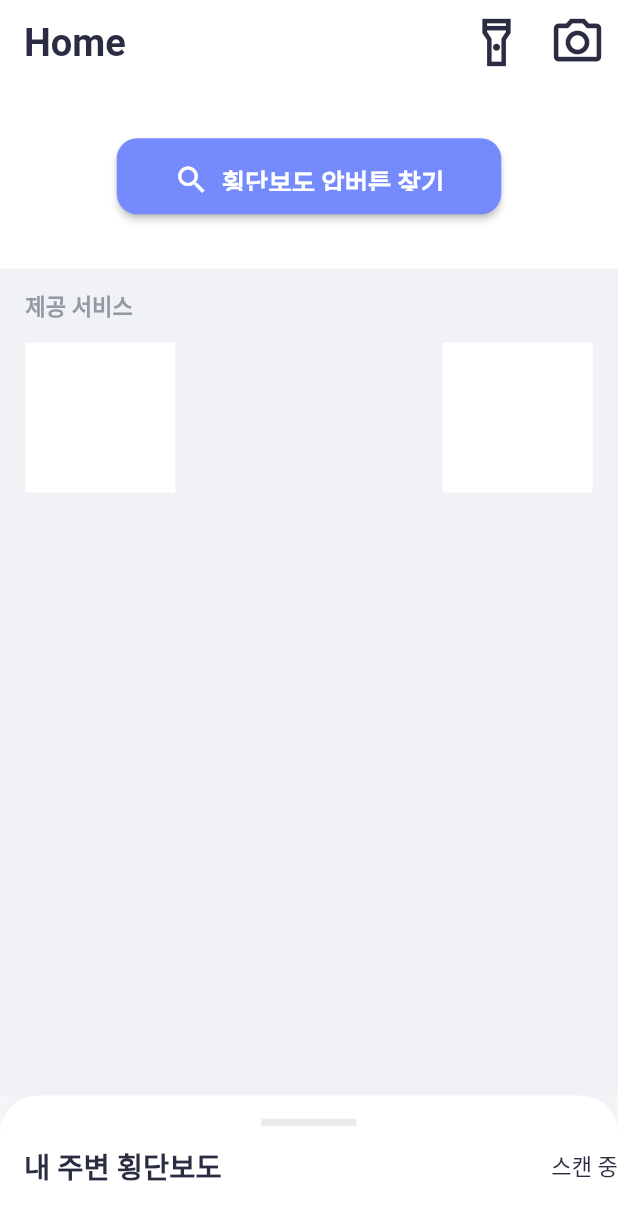
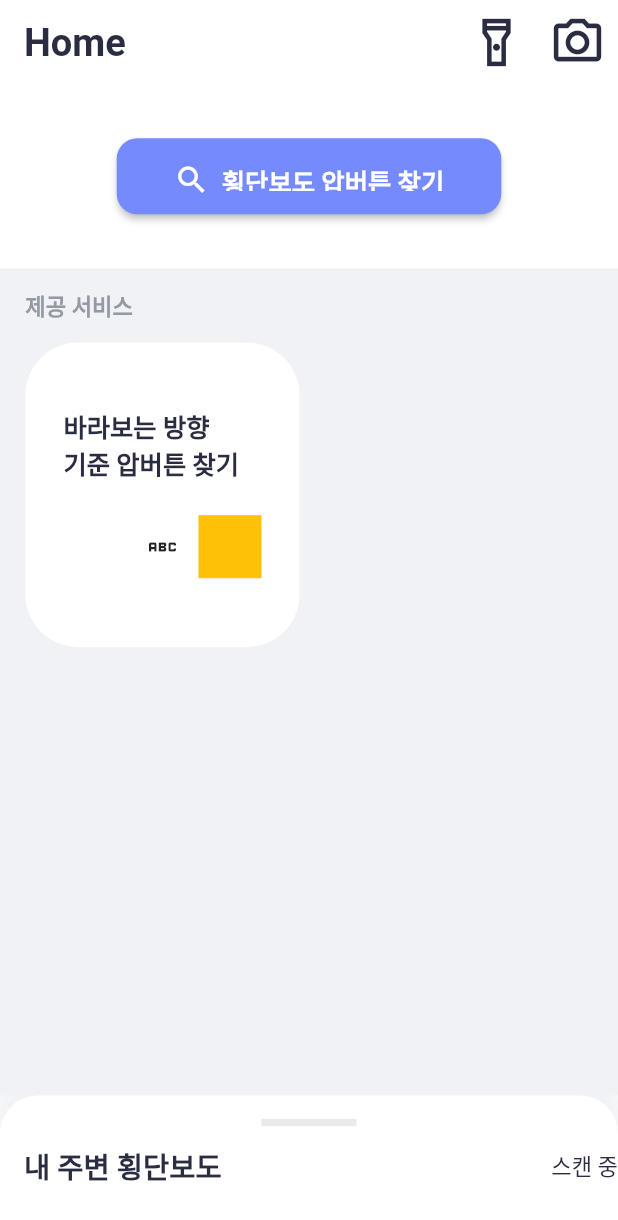
Before and after one commit to hanmango-o/safelight, a Flutter app: the screen it shows after launch, on a phone screen of 412 x 824 dp. Shown: the top 1220 px of the screen. Run offline on Flutter 3.47's test engine with Material 2 defaults, Android fonts, the phone set to English and light mode, and no system bars; our stand-ins replace flutter_blue, flutter_screenutil, flutter_tts, get.

Commit message:
add : create RoundedButton
RoundedButton Widget을 생성함
v0.1.0 | 한영찬(hanmango-o) | hanmango.o@gmail.com

```diff
--- a/lib/asset/static/size_theme.dart
+++ b/lib/asset/static/size_theme.dart
@@ -8,4 +8,8 @@ class SizeTheme {
   static final h_sm = 14.h;
   static final h_md = 16.h;
   static final h_lg = 22.h;
+
+  static final r_sm = 16.r;
+  static final r_md = 26.r;
+  static final r_lg = 36.r;
 }
--- a/lib/ui/view/home_view.dart
+++ b/lib/ui/view/home_view.dart
@@ -7,6 +7,7 @@ import 'package:safelight/asset/static/color_theme.dart';
 import 'package:safelight/asset/static/size_theme.dart';
 import 'package:safelight/ui/frame/board_frame.dart';
 import 'package:safelight/ui/view/pressed_btn_view.dart';
+import 'package:safelight/ui/widget/rounded_button.dart';
 
 class HomeView extends StatefulWidget {
   const HomeView({Key? key}) : super(key: key);
@@ -33,7 +34,7 @@ class _HomeViewState extends State<HomeView> {
         height: value ? 620.h : 96.h,
         decoration: BoxDecoration(
           borderRadius: BorderRadius.vertical(
-            top: Radius.circular(26.r),
+            top: Radius.circular(SizeTheme.r_md),
           ),
           boxShadow: [
             BoxShadow(
@@ -151,15 +152,20 @@ class _HomeViewState extends State<HomeView> {
                     Row(
                       mainAxisAlignment: MainAxisAlignment.spaceBetween,
                       children: [
-                        Container(
-                          width: 100,
-                          height: 100,
-                          color: Colors.white,
-                        ),
-                        Container(
-                          width: 100,
-                          height: 100,
-                          color: Colors.white,
+                        RoundedButton(
+                          onTap: () => null,
+                          title: '바라보는 방향\n기준 압버튼 찾기',
+                          actions: [
+                            IconButton(
+                              onPressed: () => null,
+                              icon: Icon(Icons.abc),
+                            ),
+                            Container(
+                              width: 42,
+                              height: 42,
+                              color: Colors.amber,
+                            )
+                          ],
                         ),
                       ],
                     )
--- /dev/null
+++ b/lib/ui/widget/rounded_button.dart
@@ -0,0 +1,58 @@
+import 'package:flutter/material.dart';
+import 'package:flutter_screenutil/flutter_screenutil.dart';
+import 'package:safelight/asset/static/size_theme.dart';
+
+class RoundedButton extends StatelessWidget {
+  final Function onTap;
+  final Color? backgroundColor;
+  final EdgeInsets? padding;
+  final String title;
+  final List<Widget>? actions;
+
+  const RoundedButton({
+    Key? key,
+    required this.onTap,
+    required this.title,
+    this.backgroundColor,
+    this.padding,
+    this.actions = const <Widget>[],
+  }) : super(key: key);
+
+  @override
+  Widget build(BuildContext context) {
+    return InkWell(
+      onTap: () => onTap,
+      child: Container(
+        padding: padding ??
+            EdgeInsets.symmetric(
+              vertical: SizeTheme.h_lg * 2,
+              horizontal: SizeTheme.w_lg,
+            ),
+        constraints: BoxConstraints(
+          maxWidth: 173.w,
+          minHeight: 208.h,
+        ),
+        decoration: BoxDecoration(
+          color: backgroundColor ?? Colors.white,
+          borderRadius: BorderRadius.circular(SizeTheme.r_lg),
+        ),
+        child: Column(
+          crossAxisAlignment: CrossAxisAlignment.start,
+          mainAxisAlignment: MainAxisAlignment.spaceBetween,
+          children: [
+            Text(
+              title,
+              style: Theme.of(context).textTheme.bodyMedium,
+            ),
+            Row(
+              mainAxisAlignment: MainAxisAlignment.end,
+              children: actions!,
+            )
+          ],
+        ),
+      ),
+    );
+  }
+}
+
+// 수정 필요
```
